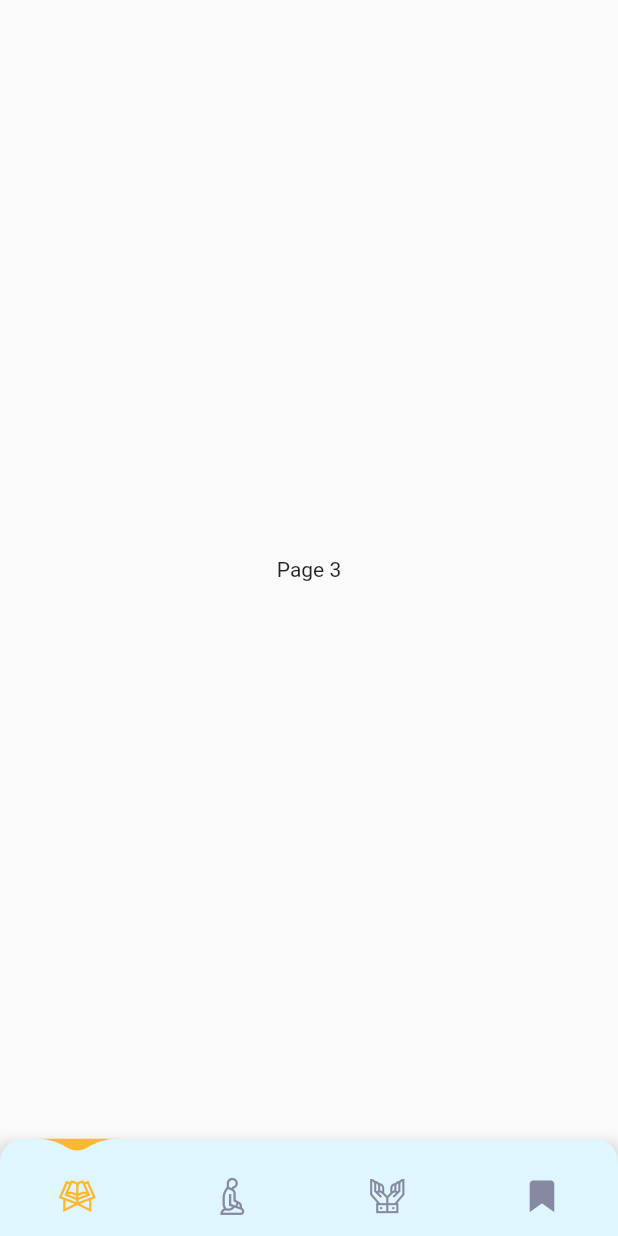
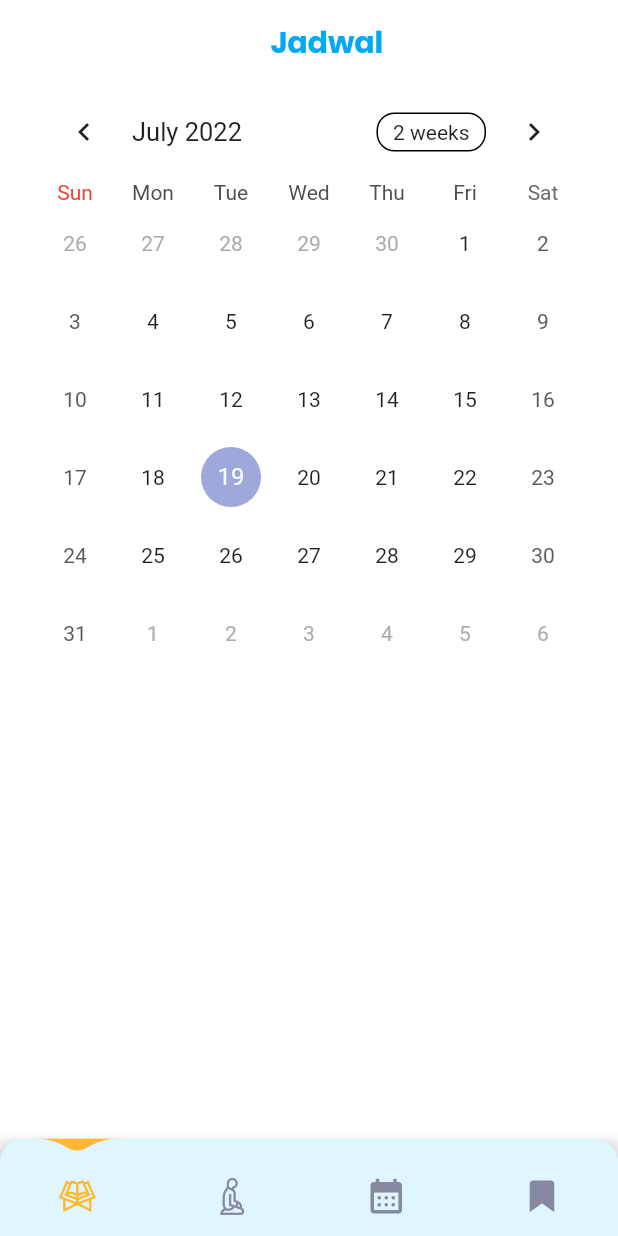
Before and after one commit to krisnachy/project_hadits, a Flutter app: the screen it shows after launch, swiped to page 3, on a phone screen of 412 x 824 dp. Run offline on Flutter 3.47's test engine with Material 2 defaults, Android fonts, the phone set to English and light mode, and no system bars; drawn by our look-alikes of table_calendar, water_drop_nav_bar; our stand-ins replace flutter_svg, lottie, simple_shadow; missing offline and left inert: dart:ffi.

Commit message:
add calendar

```diff
--- a/lib/utils/navbar.dart
+++ b/lib/utils/navbar.dart
@@ -2,6 +2,7 @@ import 'package:flutter/material.dart';
 import 'package:project_hadith/utils/color_helper.dart';
 import 'package:project_hadith/utils/hadist_navbar_icons.dart';
 import 'package:project_hadith/view/pages/bookmarks/bookmarks.dart';
+import 'package:project_hadith/view/pages/calendar/calendar.dart';
 import 'package:project_hadith/view/pages/home/home_page.dart';
 import 'package:project_hadith/view/pages/home/home_tab.dart';
 import 'package:water_drop_nav_bar/water_drop_nav_bar.dart';
@@ -33,10 +34,7 @@ class _BottomNavigationState extends State<BottomNavigation> {
         children: [
           HomePage(),
           HomeTab(),
-          Container(
-            alignment: Alignment.center,
-            child: Text("Page 3"),
-          ),
+          Calendar(),
           Bookmarks()
         ],
       ),
@@ -62,15 +60,17 @@ class _BottomNavigationState extends State<BottomNavigation> {
                   outlinedIcon: HadistNavbar.ic_home,
                 ),
                 BarItem(
-                    filledIcon: HadistNavbar.ic_fourth,
-                    outlinedIcon: HadistNavbar.ic_fourth),
-                BarItem(
-                  filledIcon: HadistNavbar.ic_third,
-                  outlinedIcon: HadistNavbar.ic_third,
+                  filledIcon: HadistNavbar.ic_fourth,
+                  outlinedIcon: HadistNavbar.ic_fourth,
                 ),
                 BarItem(
-                    filledIcon: HadistNavbar.ic_save,
-                    outlinedIcon: HadistNavbar.ic_save),
+                  filledIcon: Icons.calendar_today_rounded,
+                  outlinedIcon: Icons.calendar_month_rounded,
+                ),
+                BarItem(
+                  filledIcon: HadistNavbar.ic_save,
+                  outlinedIcon: HadistNavbar.ic_save,
+                ),
               ],
               selectedIndex: selectedIndex,
               onItemSelected: (int index) {
--- /dev/null
+++ b/lib/view/pages/calendar/calendar.dart
@@ -0,0 +1,55 @@
+import 'package:flutter/material.dart';
+import 'package:intl/intl.dart';
+import 'package:table_calendar/table_calendar.dart';
+
+class Calendar extends StatefulWidget {
+  Calendar({Key? key}) : super(key: key);
+
+  @override
+  State<Calendar> createState() => _CalendarState();
+}
+
+class _CalendarState extends State<Calendar> {
+  @override
+  Widget build(BuildContext context) {
+    return Scaffold(
+      appBar: AppBar(
+        elevation: 0,
+        backgroundColor: Colors.white,
+        centerTitle: true,
+        title: const Padding(
+          padding: EdgeInsets.only(left: 24.0),
+          child: Text("Jadwal",
+              style: TextStyle(
+                  fontFamily: "Poppins",
+                  fontSize: 20,
+                  fontWeight: FontWeight.w700,
+                  color: Colors.lightBlue)),
+        ),
+      ),
+      backgroundColor: Colors.white,
+      body: Padding(
+        padding: const EdgeInsets.only(left: 24, right: 24),
+        child: TableCalendar(
+          firstDay: DateTime.utc(2010, 10, 16),
+          lastDay: DateTime.utc(2030, 3, 14),
+          focusedDay: DateTime.now(),
+          calendarBuilders: CalendarBuilders(
+            dowBuilder: (context, day) {
+              if (day.weekday == DateTime.sunday) {
+                final text = DateFormat.E().format(day);
+
+                return Center(
+                  child: Text(
+                    text,
+                    style: TextStyle(color: Colors.red),
+                  ),
+                );
+              }
+            },
+          ),
+        ),
+      ),
+    );
+  }
+}
--- a/pubspec.yaml
+++ b/pubspec.yaml
@@ -39,7 +39,9 @@ dependencies:
   flutter_local_notifications: ^9.6.1
   flutter_svg: ^1.1.1+1
   simple_shadow: ^0.3.0
+  table_calendar: ^3.0.6
   water_drop_nav_bar: ^2.2.0+3
+  intl: ^0.17.0
 
 dev_dependencies:
   flutter_test:
```
Also changed, not shown: pubspec.lock.
